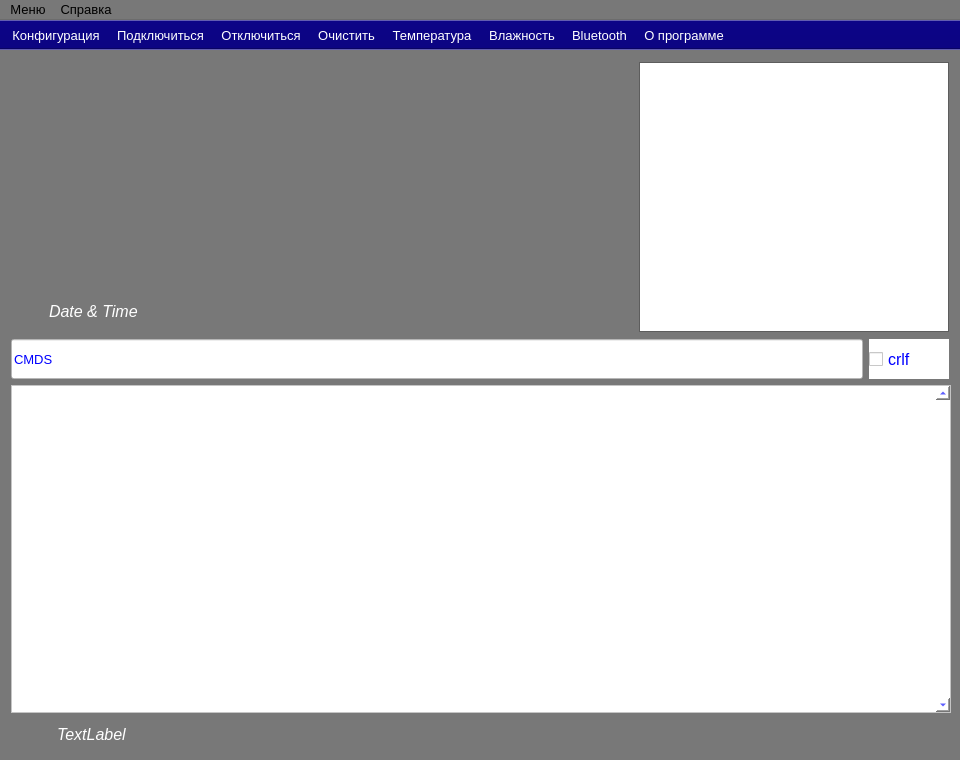
Before: the Qt Designer form mainwindow.ui in salara1960/CO2_tools, drawn with Qt 5.
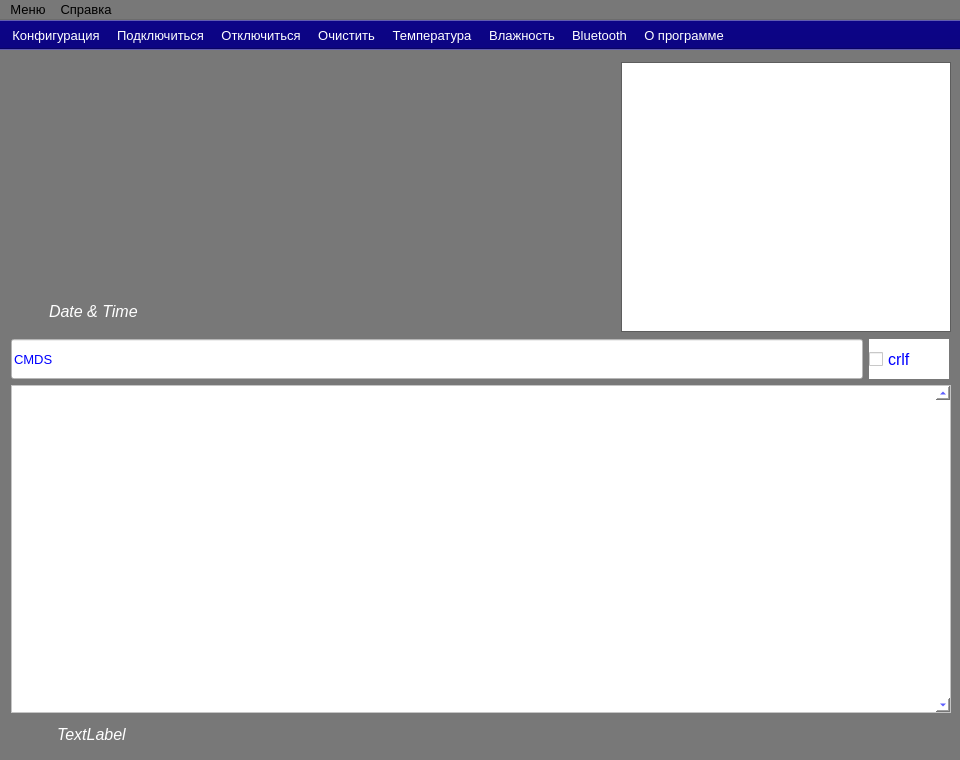
After: the same form once the commit is applied. Icons and pictures are not drawn.

```diff
--- a/mainwindow.ui
+++ b/mainwindow.ui
@@ -916,20 +916,20 @@
     <item row="0" column="4">
      <widget class="QTableWidget" name="sql">
       <property name="sizePolicy">
-       <sizepolicy hsizetype="MinimumExpanding" vsizetype="Fixed">
+       <sizepolicy hsizetype="Expanding" vsizetype="Minimum">
         <horstretch>0</horstretch>
         <verstretch>0</verstretch>
        </sizepolicy>
       </property>
       <property name="minimumSize">
        <size>
-        <width>310</width>
+        <width>330</width>
         <height>270</height>
        </size>
       </property>
       <property name="maximumSize">
        <size>
-        <width>800</width>
+        <width>500</width>
         <height>270</height>
        </size>
       </property>
```
